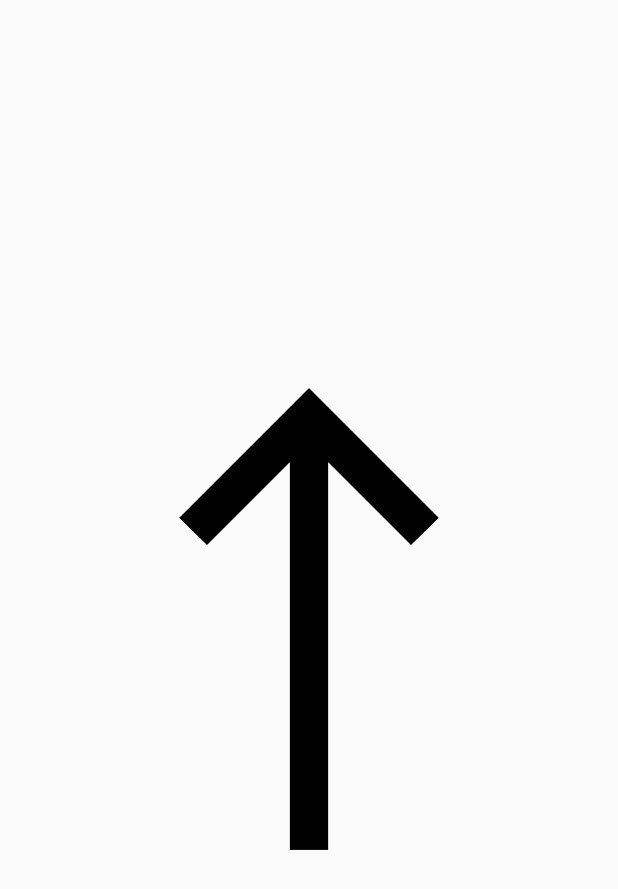
After one commit to IshanArya/Beacon, an Android app: the layout activity_navigation.xml on its own in the app's theme, with its tools: preview values and no code run, on a phone screen of 412 x 824 dp. The commit adds this screen. Shown: the top 889 px of the screen. Run offline under Robolectric (Android 15) with nearby library versions, the light colour scheme and no system bars.

Commit message:
Created activites, and made sure that they are all registered.

```diff
--- a/HomeDepotApp/app/src/main/AndroidManifest.xml
+++ b/HomeDepotApp/app/src/main/AndroidManifest.xml
@@ -16,6 +16,9 @@
                 <category android:name="android.intent.category.LAUNCHER" />
             </intent-filter>
         </activity>
+        <activity android:name=".HelpActivity" />
+        <activity android:name=".SearchActivity" />
+        <activity android:name=".NavigationActivity" />
     </application>
 
 </manifest>
--- a/HomeDepotApp/app/src/main/java/com/hackathon/fellas/homedepotapp/MainActivity.kt
+++ b/HomeDepotApp/app/src/main/java/com/hackathon/fellas/homedepotapp/MainActivity.kt
@@ -4,6 +4,7 @@ import android.support.v7.app.AppCompatActivity
 import android.os.Bundle
 import kotlinx.android.synthetic.main.activity_main.*
 import android.content.Intent
+import android.util.Log
 
 class MainActivity : AppCompatActivity() {
 
@@ -23,7 +24,9 @@ class MainActivity : AppCompatActivity() {
 
         directionButton.setOnClickListener {
             val intent = Intent(this, NavigationActivity::class.java)
+            Log.i("Before", "Before start")
             startActivity(intent)
+            Log.i("After", "After start")
         }
     }
 }
--- /dev/null
+++ b/HomeDepotApp/app/src/main/res/layout/activity_navigation.xml
@@ -0,0 +1,16 @@
+<?xml version="1.0" encoding="utf-8"?>
+<RelativeLayout xmlns:android="http://schemas.android.com/apk/res/android"
+    xmlns:app="http://schemas.android.com/apk/res-auto"
+    xmlns:tools="http://schemas.android.com/tools"
+    android:layout_width="wrap_content"
+    android:layout_height="wrap_content"
+    tools:context=".NavigationActivity">
+
+    <ImageView
+        android:id="@+id/arrowImageView"
+        android:layout_width="wrap_content"
+        android:layout_height="wrap_content"
+        android:layout_centerHorizontal="true"
+        android:layout_centerVertical="true"
+        app:srcCompat="@drawable/arrow_forward" />
+</RelativeLayout>
```
Also changed, not shown: HomeDepotApp/app/src/main/java/com/hackathon/fellas/homedepotapp/NavigationActivity.kt (+6 -1 lines), HomeDepotApp/app/src/main/res/drawable/arrow_forward.png (added), HomeDepotApp/app/src/main/res/drawable/arrow_left.png (added), HomeDepotApp/app/src/main/res/drawable/arrow_right.png (added).
